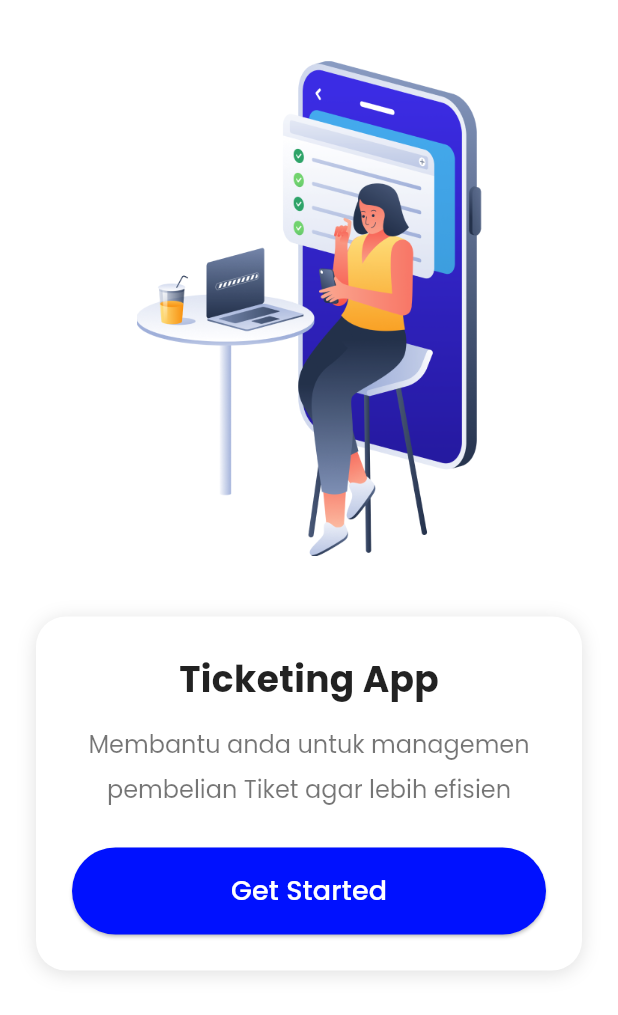
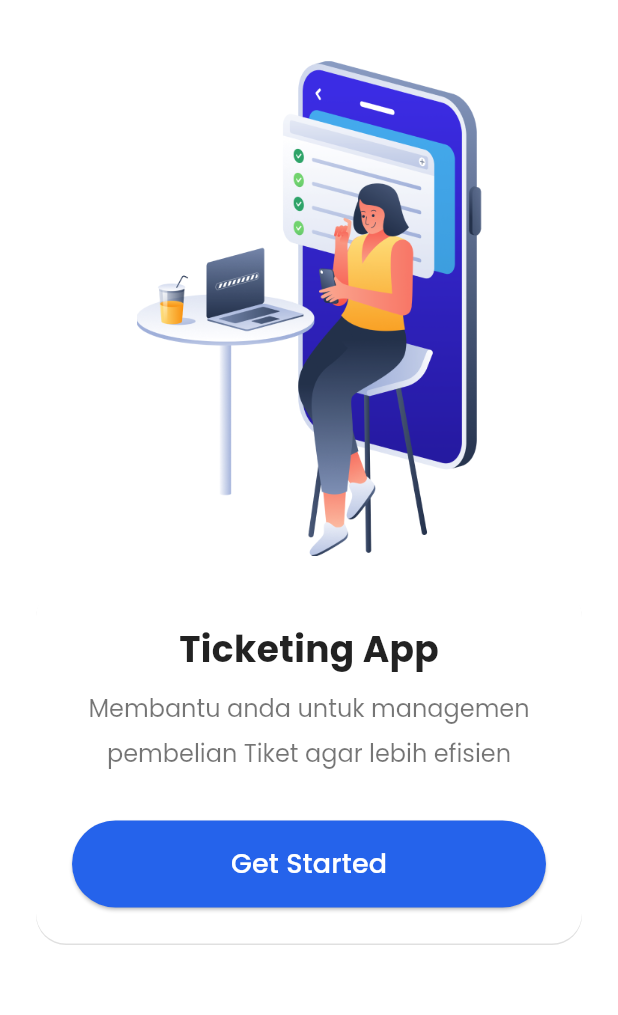
Before and after one commit to farrelzna/QuickTix-TicketingApp, a Flutter app: the screen it shows after launch, on a phone screen of 412 x 824 dp. Shown: the top 1015 px of the screen. Run offline on Flutter 3.47's test engine with Material 3 defaults, Android fonts, the phone set to English and light mode, and no system bars; our stand-ins replace cloud_firestore, firebase_core, google_fonts, qr_flutter; accounts and stored records are empty.

Commit message:
Second Commit (Update design) > 06/01/2025

```diff
--- a/lib/main.dart
+++ b/lib/main.dart
@@ -39,7 +39,7 @@ class OnboardingPage extends StatelessWidget {
         child: SingleChildScrollView(
           child: Column(
             children: [
-              const SizedBox(height: 40),
+              const SizedBox(height: 40), // Jarak atas gambar
               Center(
                 child: Image.asset(
                   'assets/img/onboarding.png', // Pastikan ini benar
@@ -48,7 +48,7 @@ class OnboardingPage extends StatelessWidget {
                   fit: BoxFit.contain,
                 ),
               ),
-              const SizedBox(height: 40),
+              const SizedBox(height: 20), // Mengurangi jarak antara gambar dan boks konten
               Padding(
                 padding: const EdgeInsets.symmetric(horizontal: 24),
                 child: Container(
@@ -59,8 +59,8 @@ class OnboardingPage extends StatelessWidget {
                     boxShadow: const [
                       BoxShadow(
                         color: Colors.black12,
-                        blurRadius: 10,
-                        offset: Offset(0, 2),
+                        // blurRadius: 10,
+                        offset: Offset(0, 1),
                       ),
                     ],
                   ),
@@ -74,7 +74,7 @@ class OnboardingPage extends StatelessWidget {
                           color: Colors.black87,
                         ),
                       ),
-                      const SizedBox(height: 12),
+                      const SizedBox(height: 8), // Mengurangi jarak antara judul dan deskripsi
                       Text(
                         'Membantu anda untuk managemen pembelian Tiket agar lebih efisien',
                         textAlign: TextAlign.center,
@@ -86,7 +86,7 @@ class OnboardingPage extends StatelessWidget {
                           color: Colors.black54,
                         ),
                       ),
-                      const SizedBox(height: 24),
+                      const SizedBox(height: 30), // Menambah jarak antara deskripsi dan tombol
                       SizedBox(
                         width: double.infinity,
                         child: ElevatedButton(
@@ -99,7 +99,7 @@ class OnboardingPage extends StatelessWidget {
                             );
                           },
                           style: ElevatedButton.styleFrom(
-                            backgroundColor: const Color.fromARGB(255, 0, 17, 255),
+                            backgroundColor: const Color(0xFF2563EB), // Warna tombol diubah
                             padding: const EdgeInsets.symmetric(vertical: 16),
                             shape: RoundedRectangleBorder(
                               borderRadius: BorderRadius.circular(30),
@@ -115,7 +115,7 @@ class OnboardingPage extends StatelessWidget {
                   ),
                 ),
               ),
-              const SizedBox(height: 40),
+              const SizedBox(height: 40), // Jarak bawah konten
             ],
           ),
         ),
--- a/lib/pages/paymentPage.dart
+++ b/lib/pages/paymentPage.dart
@@ -482,7 +482,7 @@ class PaymentPage extends StatelessWidget {
                   ),
                   padding: const EdgeInsets.all(16),
                   child: Image.asset(
-                    'assets/img/credit_card.png',
+                    'assets/img/credit-card.png',
                     width: 135,
                     height: 135,
                   ),
--- a/lib/services/firebase.dart
+++ b/lib/services/firebase.dart
@@ -2,7 +2,7 @@
 import 'package:cloud_firestore/cloud_firestore.dart';
 
 class FirestoreService {
-  final CollectionReference ticketsCollection = FirebaseFirestore.instance.collection("TicketingApp");
+  final CollectionReference ticketsCollection = FirebaseFirestore.instance.collection("ticket");
 
   Stream<QuerySnapshot> getTickets() {
     final streamTickets = ticketsCollection.orderBy("tanggal", descending: true).snapshots();
```
Also changed, not shown: lib/pages/purchasePage.dart (+33 -48 lines), assets/icon/credit_card.png (added), assets/icon/qr_code.png (added), assets/icon/receipt_lon.png (added), assets/icon/wallet.png (added).
